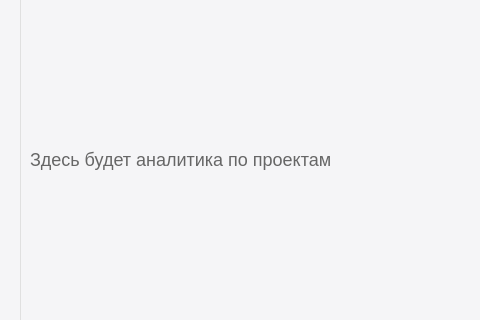
Above: ui/analytics/analytics_page.ui from lerakaplich/TaskPlanner2 before the change; both pictures show x 0 to 480 and y 187 to 507 of the 800 by 600 pixel window. Below: the same form after it.
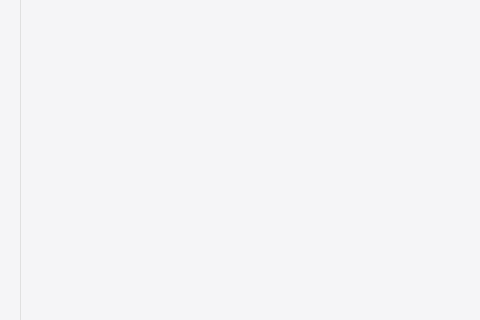
That is the form after the change. The open tabs and pages were chosen to show the change.

```diff
--- a/ui/analytics/analytics_page.ui
+++ b/ui/analytics/analytics_page.ui
@@ -354,7 +354,7 @@
           <string notr="true">font-size: 18px; color: #666;</string>
          </property>
          <property name="text">
-          <string>Здесь будет аналитика по проектам</string>
+          <string/>
          </property>
         </widget>
        </item>
```
Left out of the diff: 4 changed lines with no effect on the pictures.
